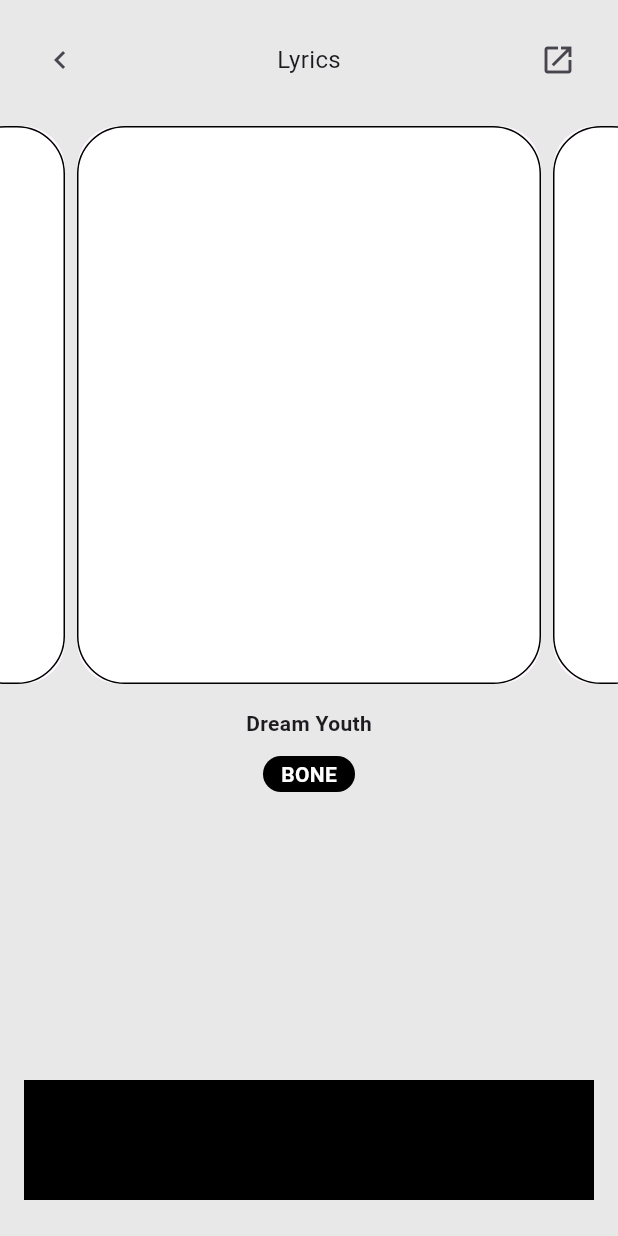
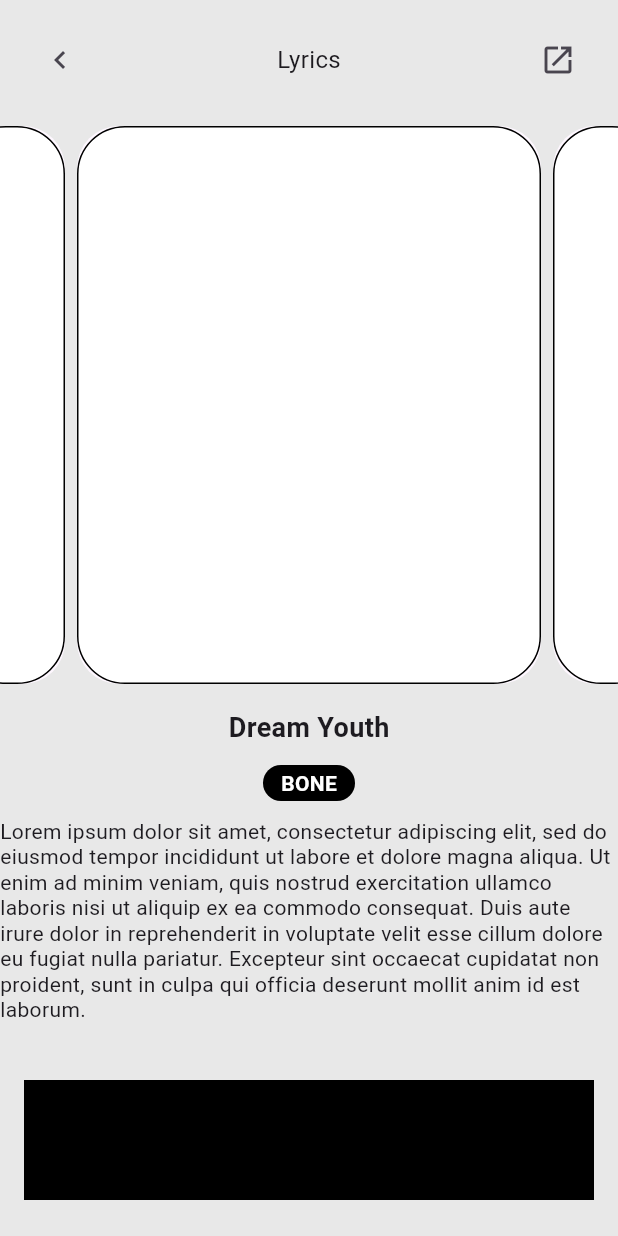
Before and after one commit to JAICHANGPARK/flutter_notebook_chapter_43, a Flutter app: the MusicPlayerScreen screen opened directly, on a phone screen of 412 x 824 dp. Run offline on Flutter 3.47's test engine with Material 3 defaults, Android fonts, the phone set to English and light mode, and no system bars; our stand-ins replace gap, hugeicons.

Commit message:
Update music_player_screen.dart

```diff
--- a/lib/ep2157_music_player_app/ui/player/music_player_screen.dart
+++ b/lib/ep2157_music_player_app/ui/player/music_player_screen.dart
@@ -97,6 +97,7 @@ class _MusicPlayerScreenState extends State<MusicPlayerScreen> {
                           "Dream Youth",
                           style: TextStyle(
                             fontWeight: FontWeight.bold,
+                            fontSize: 18,
                           ),
                         ),
                         Container(
@@ -115,7 +116,14 @@ class _MusicPlayerScreenState extends State<MusicPlayerScreen> {
                               color: Colors.white,
                             ),
                           ),
-                        )
+                        ),
+                        Expanded(
+                            child: SingleChildScrollView(
+                          child: Text(
+                            "Lorem ipsum dolor sit amet, consectetur adipiscing elit, sed do eiusmod tempor incididunt ut labore et dolore magna aliqua. Ut enim ad minim veniam, quis nostrud exercitation ullamco laboris nisi ut aliquip ex ea commodo consequat. Duis aute irure dolor in reprehenderit in voluptate velit esse cillum dolore eu fugiat nulla pariatur. Excepteur sint occaecat cupidatat non proident, sunt in culpa qui officia deserunt mollit anim id est laborum.",
+                            style: TextStyle(height: 1.2),
+                          ),
+                        ))
                       ],
                     ),
                   ),
```
